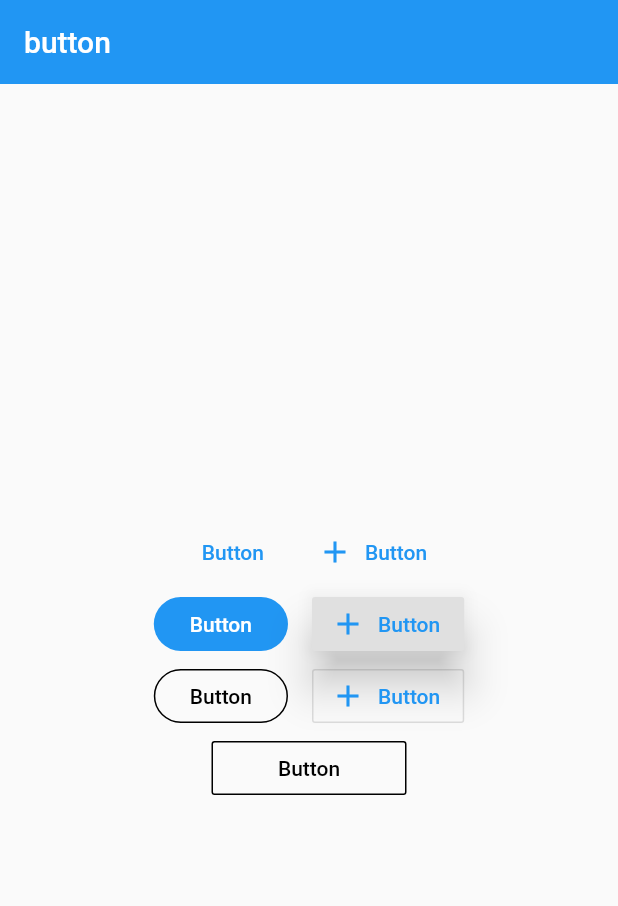
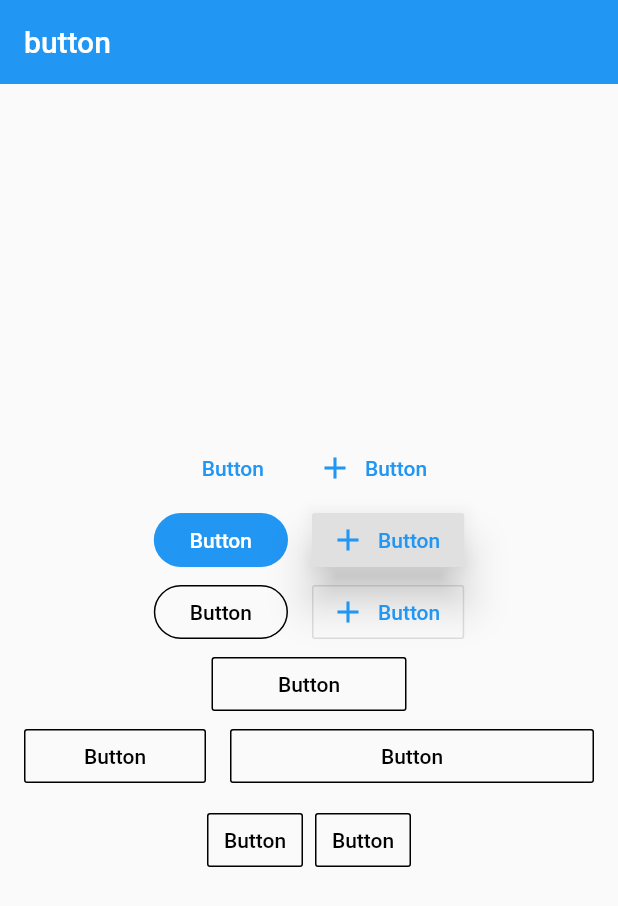
Before and after one commit to YuDongZhang/flutter_app_learn, a Flutter app: the ButtonDemo screen opened directly, on a phone screen of 412 x 824 dp. Shown: the top 906 px of the screen. Run offline on Flutter 3.47's test engine with Material 2 defaults, Android fonts, the light colour scheme and no system bars.

Commit message:
按钮容器 ButtonBar：一组带边距的横排显示按钮

```diff
--- a/lib/20-宁浩教程练习/demo/material_components.dart
+++ b/lib/20-宁浩教程练习/demo/material_components.dart
@@ -180,6 +180,44 @@ class ButtonDemo extends StatelessWidget {
       ],
     );
 
+    // 按钮容器 ButtonBar：一组带边距的横排显示按钮
+    final Widget buttonBarDemo = Row(
+      mainAxisAlignment: MainAxisAlignment.center,
+      children: <Widget>[
+        Theme(
+          data: Theme.of(context).copyWith(
+            buttonTheme: ButtonThemeData(//边距会根据这个来改变
+              padding: EdgeInsets.symmetric(horizontal: 32.0),
+            ),
+          ),
+          child: ButtonBar(
+            children: <Widget>[
+              OutlineButton(
+                child: Text('Button'),
+                onPressed: () {},
+                splashColor: Colors.grey[100],
+                borderSide: BorderSide(
+                  color: Colors.black,
+                ),
+                textColor: Colors.black,
+                highlightedBorderColor: Colors.grey,
+              ),
+              OutlineButton(
+                child: Text('Button'),
+                onPressed: () {},
+                splashColor: Colors.grey[100],
+                borderSide: BorderSide(
+                  color: Colors.black,
+                ),
+                textColor: Colors.black,
+                highlightedBorderColor: Colors.grey,
+              ),
+            ],
+          ),
+        ),
+      ],
+    );
+
     return Scaffold(
       appBar: AppBar(
         title: Text('button'),
@@ -194,6 +232,8 @@ class ButtonDemo extends StatelessWidget {
             raisedButtonDemo,
             outlineButtonDemo,
             fixedWidthButton,
+            expandedButton,
+            buttonBarDemo,
           ],
         ),
       ),
```
